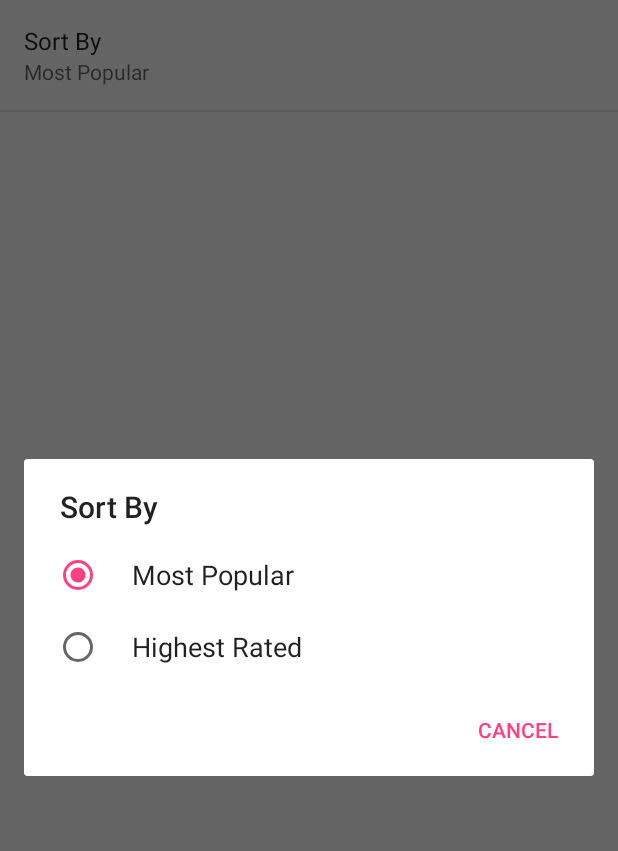
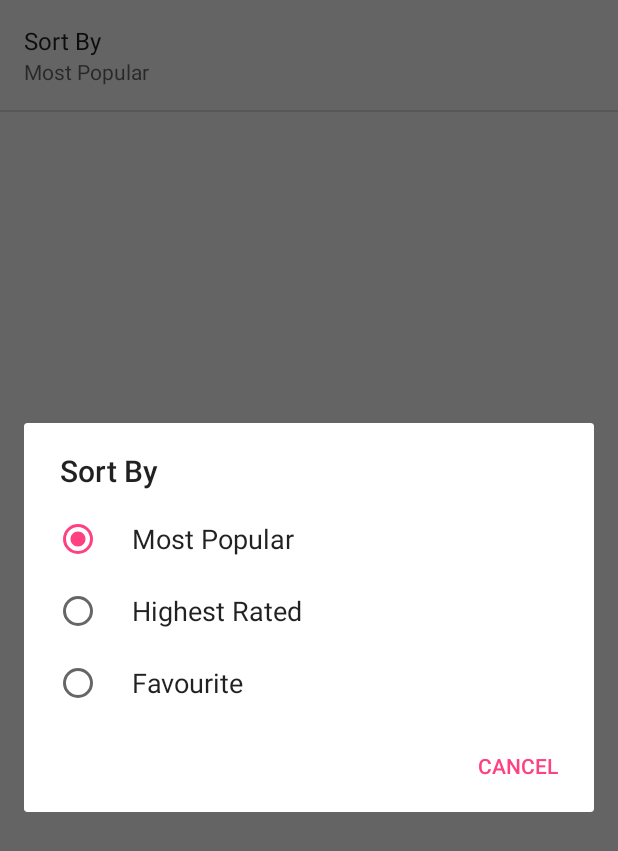
Before and after one commit to itsmohitgoel/Popular-Movies, an Android app: the SettingsActivity screen opened directly, with no data from a screen before it, after a tap on "Sort By", on a phone screen of 412 x 824 dp. Shown: the top 851 px of the screen. Run offline under Robolectric (Android 15) with nearby library versions, the phone set to English and light mode, and no system bars.

Commit message:
feat: Add Sort by Favourite Setting

```diff
--- a/app/src/main/java/com/mohit/popularmovies/MainActivity.java
+++ b/app/src/main/java/com/mohit/popularmovies/MainActivity.java
@@ -77,8 +77,10 @@ public class MainActivity extends AppCompatActivity implements MoviesFragment.IC
         if (actionBar != null) {
             if (sortOrder.equalsIgnoreCase(getString(R.string.pref_sort_by_popularity_value))) {
                 actionBar.setTitle(String.format("%s Movies", getString(R.string.pref_sort_by_popularity_label)));
-            } else {
+            } else if(sortOrder.equalsIgnoreCase(getString(R.string.pref_sort_by_rating_value))){
                 actionBar.setTitle(String.format("%s Movies", getString(R.string.pref_sort_by_rating_label)));
+            } else if (sortOrder.equalsIgnoreCase(getString(R.string.pref_sort_by_favourite_value))) {
+                actionBar.setTitle(String.format("%s Movies", getString(R.string.pref_sort_by_favourite_label)));
             }
         }
     }
--- a/app/src/main/java/com/mohit/popularmovies/MoviesFragment.java
+++ b/app/src/main/java/com/mohit/popularmovies/MoviesFragment.java
@@ -103,7 +103,7 @@ public class MoviesFragment extends Fragment implements IAsyncListener, LoaderMa
     }
 
     /**
-     * Download Movies via AsyncTask, after checking the
+     * Download Movies,Trailers via AsyncTask, after checking the
      * n/w status, and getting user defined sort order settings
      */
     private void updateMoviesData() {
@@ -181,8 +181,10 @@ public class MoviesFragment extends Fragment implements IAsyncListener, LoaderMa
         String sortOrderDB = "";
         if (sort_by_preference.equals(getString(R.string.pref_sort_by_popularity_value))) {
             sortOrderDB = MovieContract.MovieEntry.COLUMN_POPULARITY + " DESC";
-        } else {
+        } else if(sort_by_preference.equals(getString(R.string.pref_sort_by_rating_value))){
             sortOrderDB = MovieContract.MovieEntry.COLUMN_VOTE_AVERAGE + " DESC";
+        } else if (sort_by_preference.equals(getString(R.string.pref_sort_by_favourite_value))) {
+            sortOrderDB = MovieContract.MovieEntry.COLUMN_FAVOURITE + " DESC";
         }
         return sortOrderDB;
     }
--- a/app/src/main/res/values/arrays.xml
+++ b/app/src/main/res/values/arrays.xml
@@ -3,10 +3,12 @@
     <string-array name="pref_sort_by_entries">
         <item>@string/pref_sort_by_popularity_label</item>
         <item>@string/pref_sort_by_rating_label</item>
+        <item>@string/pref_sort_by_favourite_label</item>
     </string-array>
 
     <string-array name="pref_sort_by_entry_values">
         <item>@string/pref_sort_by_popularity_value</item>
         <item>@string/pref_sort_by_rating_value</item>
+        <item>@string/pref_sort_by_favourite_value</item>
     </string-array>
 </resources>
--- a/app/src/main/res/values/strings.xml
+++ b/app/src/main/res/values/strings.xml
@@ -16,7 +16,9 @@
 
     <string name="pref_sort_by_popularity_label">Most Popular</string>
     <string name="pref_sort_by_rating_label">Highest Rated</string>
+    <string name="pref_sort_by_favourite_label">Favourite</string>
     <string name="pref_sort_by_popularity_value">popular</string>
     <string name="pref_sort_by_rating_value">top_rated</string>
+    <string name="pref_sort_by_favourite_value">favourite</string>
 
 </resources>
```
